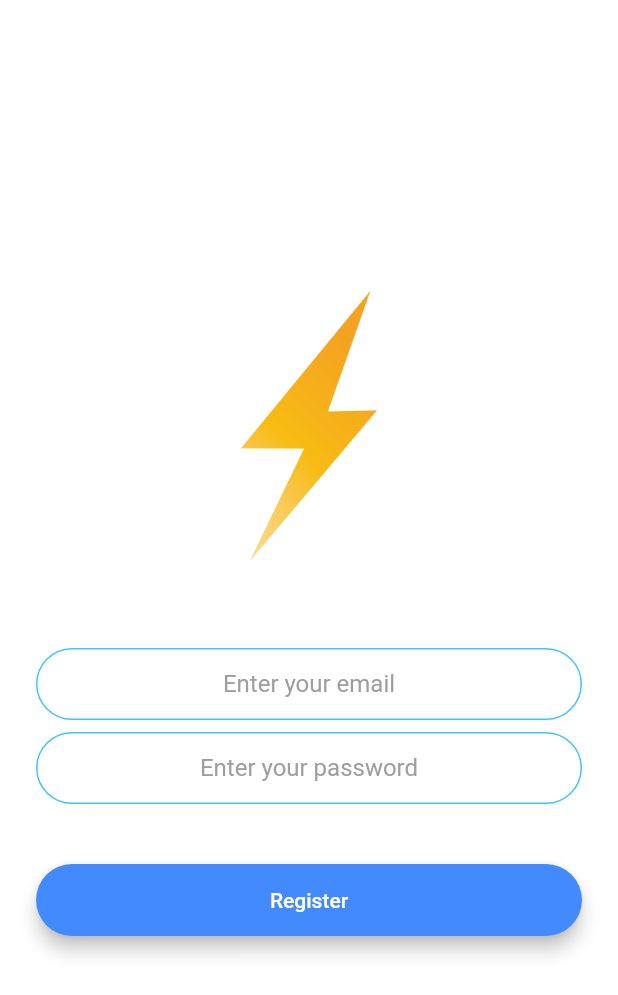
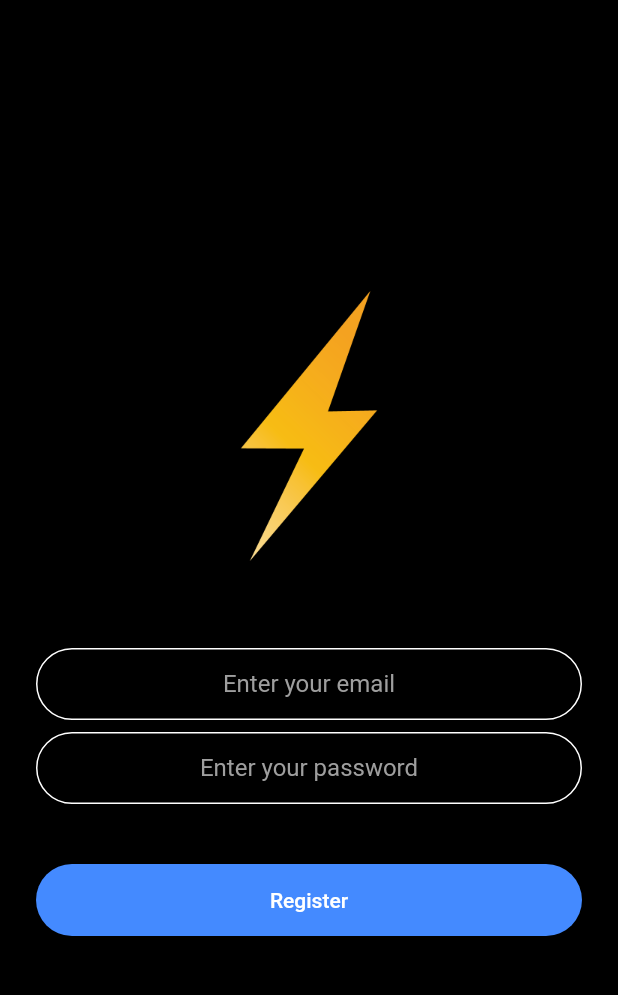
Before and after one commit to BobyBiju/DotKtuonProgress, a Flutter app: the screen it shows after launch, after a tap on "Register", on a phone screen of 412 x 824 dp. Shown: the top 995 px of the screen. Run offline on Flutter 3.47's test engine with Material 2 defaults, Android fonts, the phone set to English and light mode, and no system bars; our stand-ins replace animated_text_kit, cloud_firestore, firebase_auth, firebase_core, flutter_local_notifications, font_awesome_flutter and 2 more; accounts and stored records are empty; network calls fail.

Commit message:
please commit

```diff
--- a/lib/constants.dart
+++ b/lib/constants.dart
@@ -14,11 +14,12 @@ const kMessageTextFieldDecoration = InputDecoration(
 
 const kMessageContainerDecoration = BoxDecoration(
   border: Border(
-    top: BorderSide(color: Colors.lightBlueAccent, width: 2.0),
+    top: BorderSide(color: Colors.black, width: 2.0),
   ),
 );
 
 const kTextfieldDecoration = InputDecoration(
+
   hintText: 'Enter a value',
   hintStyle: TextStyle(color: Colors.grey),
   contentPadding: EdgeInsets.symmetric(vertical: 10.0, horizontal: 20.0),
@@ -26,16 +27,18 @@ const kTextfieldDecoration = InputDecoration(
     borderRadius: BorderRadius.all(Radius.circular(32.0)),
   ),
   enabledBorder: OutlineInputBorder(
-    borderSide: BorderSide(color: Colors.lightBlueAccent, width: 1.0),
+    borderSide: BorderSide(color: Colors.white, width: 1.0),
     borderRadius: BorderRadius.all(Radius.circular(32.0)),
   ),
   focusedBorder: OutlineInputBorder(
-    borderSide: BorderSide(color: Colors.lightBlueAccent, width: 2.0),
+    borderSide: BorderSide(color: Colors.white, width: 2.0),
     borderRadius: BorderRadius.all(Radius.circular(32.0)),
   ),
 );
 
+
 const kTaskInfoTextStyle = TextStyle(
   fontSize: 18.0,
   decoration: null,
+
 );
--- a/lib/main.dart
+++ b/lib/main.dart
@@ -22,6 +22,7 @@ FlutterLocalNotificationsPlugin flutterLocalNotificationsPlugin =
 Future<void> main() async {
 
 
+
   WidgetsFlutterBinding.ensureInitialized();
   await Firebase.initializeApp();
 
@@ -42,6 +43,7 @@ class MyApp extends StatelessWidget {
   @override
   Widget build(BuildContext context) {
     return MaterialApp(
+      debugShowCheckedModeBanner: false,
       theme: Provider.of<TaskData>(context).currTheme,
       title: 'ToDoey',
       initialRoute: WelcomeScreen.id,
--- a/lib/screens/add_task_screen.dart
+++ b/lib/screens/add_task_screen.dart
@@ -43,7 +43,7 @@ class _AddTaskScreenState extends State<AddTaskScreen> {
                 'Add Task',
                 textAlign: TextAlign.center,
                 style: TextStyle(
-                  color: Colors.lightBlueAccent,
+                  color: Colors.black,
                   fontSize: 30.0,
                   fontWeight: FontWeight.w500,
                 ),
@@ -63,7 +63,7 @@ class _AddTaskScreenState extends State<AddTaskScreen> {
                   contentPadding: EdgeInsets.all(2.0),
                   border: UnderlineInputBorder(
                     borderSide: BorderSide(
-                      color: Colors.lightBlueAccent,
+                      color: Colors.grey,
                     ),
                   ),
                 ),
@@ -120,7 +120,7 @@ class _AddTaskScreenState extends State<AddTaskScreen> {
                 height: remindMe ? 10.0 : 0.0,
               ),
               FlatButton(
-                color: Colors.lightBlueAccent,
+                color: Colors.black,
                 onPressed: () async {
                   if (remindMe) {
                     var scheduledNotificationDateTime = reminderDate
--- a/lib/screens/registration_screen.dart
+++ b/lib/screens/registration_screen.dart
@@ -22,7 +22,7 @@ String password;
   @override
   Widget build(BuildContext context) {
     return Scaffold(
-      backgroundColor: Colors.white,
+      backgroundColor: Colors.black,
       body: ModalProgressHUD(inAsyncCall: showSpinner,
         child: Padding(
           padding: EdgeInsets.symmetric(horizontal: 24.0),
@@ -42,6 +42,9 @@ String password;
                 height: 48.0,
               ),
               TextField(textAlign: TextAlign.center,
+                style: TextStyle(
+                  color: Colors.white,
+                ),
                 onChanged: (value) {
                   email=value;
                 },
@@ -53,6 +56,9 @@ String password;
                 height: 8.0,
               ),
               TextField(textAlign: TextAlign.center,obscureText: true,
+                  style: TextStyle(
+                    color: Colors.white,
+                  ),
                 onChanged: (value) {
                 password=value;
                 },
--- a/lib/screens/task_info_screen.dart
+++ b/lib/screens/task_info_screen.dart
@@ -18,7 +18,7 @@ class TaskInfoScreen extends StatelessWidget {
   Widget build(BuildContext context) {
     return Scaffold(
       body: Container(
-        color: Colors.lightBlueAccent,
+        color: Colors.black,
         child: SafeArea(
           child: Column(
             crossAxisAlignment: CrossAxisAlignment.start,
@@ -81,6 +81,7 @@ class TaskInfoScreen extends StatelessWidget {
                         Text(
                           'Task is done: ${task.isChecked}',
                           style: kTaskInfoTextStyle,
+
                         ),
                         SizedBox(
                           height: 10.0,
@@ -95,6 +96,7 @@ class TaskInfoScreen extends StatelessWidget {
                             crossAxisAlignment: CrossAxisAlignment.stretch,
                             children: <Widget>[
                               OptionButton(
+
                                 title:
                                     'Mark ${task.isChecked ? 'Inc' : 'C'}omplete',
                                 onPressed: () {
--- a/lib/screens/welcome_screen.dart
+++ b/lib/screens/welcome_screen.dart
@@ -39,7 +39,7 @@ class _WelcomeScreenState extends State<WelcomeScreen>
   @override
   Widget build(BuildContext context) {
     return Scaffold(
-      backgroundColor: animation.value,
+      backgroundColor: Colors.black,
       body: Padding(
         padding: EdgeInsets.symmetric(horizontal: 24.0),
         child: Column(
@@ -55,10 +55,11 @@ class _WelcomeScreenState extends State<WelcomeScreen>
                     height: 60,
                   ),
                 ),
-                TypewriterAnimatedTextKit(
-                  text: ['Weber ChatRooms'],
+                TyperAnimatedTextKit(
+                  text: ['.Ktu'],
                   textStyle: TextStyle(
-                    fontSize: 30.0,
+                    color: Colors.white,
+                    fontSize: 50.0,
                     fontFamily: 'Bobbers',
                     fontWeight: FontWeight.w900,
                   ),
@@ -68,8 +69,8 @@ class _WelcomeScreenState extends State<WelcomeScreen>
             SizedBox(
               height: 48.0,
             ),
-            RoundedButton(color: Colors.lightBlueAccent,text: Text('Log in'),onpressed: (){Navigator.pushNamed(context, LoginScreen.id);},),
-            RoundedButton(color: Colors.blueAccent,text: Text('Register'),onpressed: (){Navigator.pushNamed(context, RegistrationScreen.id);},),
+            RoundedButton(color: Colors.white,text: Text('Log in'),onpressed: (){Navigator.pushNamed(context, LoginScreen.id);},),
+            RoundedButton(color: Colors.white,text: Text('Register'),onpressed: (){Navigator.pushNamed(context, RegistrationScreen.id);},),
 
           ],
         ),
--- a/lib/widgets/option_button.dart
+++ b/lib/widgets/option_button.dart
@@ -10,7 +10,7 @@ class OptionButton extends StatelessWidget {
   Widget build(BuildContext context) {
     return FlatButton(
       onPressed: onPressed,
-      color: Colors.lightBlueAccent,
+      color: Colors.black,
       padding: EdgeInsets.symmetric(vertical: 20.0),
       child: Text(
         title,
--- a/lib/widgets/task_tile.dart
+++ b/lib/widgets/task_tile.dart
@@ -38,7 +38,7 @@ class TaskTile extends StatelessWidget {
           ),
         ),
         trailing: Checkbox(
-          activeColor: Colors.lightBlueAccent,
+          activeColor: Colors.black,
           value: isChecked,
           onChanged: callback,
         ),
--- a/pubspec.yaml
+++ b/pubspec.yaml
@@ -23,6 +23,7 @@ dependencies:
   modal_progress_hud: ^0.1.3
   animated_text_kit: ^4.2.1
   firebase_analytics: ^7.0.1
+  url_launcher: ^6.0.5
 #  firebase_core: ^0.3.4
 #  firebase_auth: ^0.9.0
 #  cloud_firestore: ^0.10.1
```
Also changed, not shown: lib/EasyJsonParse/JsonParseDemo.dart (+36 -2 lines), lib/MyScreens/home_page.dart (+6 -13 lines), lib/screens/chat_screen.dart (+6 -4 lines), lib/screens/instructions_screen.dart (+6 -2 lines), lib/screens/login_screen.dart (+12 -2 lines), lib/screens/task_edit_screen.dart (+5 -3 lines), lib/screens/tasks_screen.dart (+4 -4 lines), pubspec.lock.
